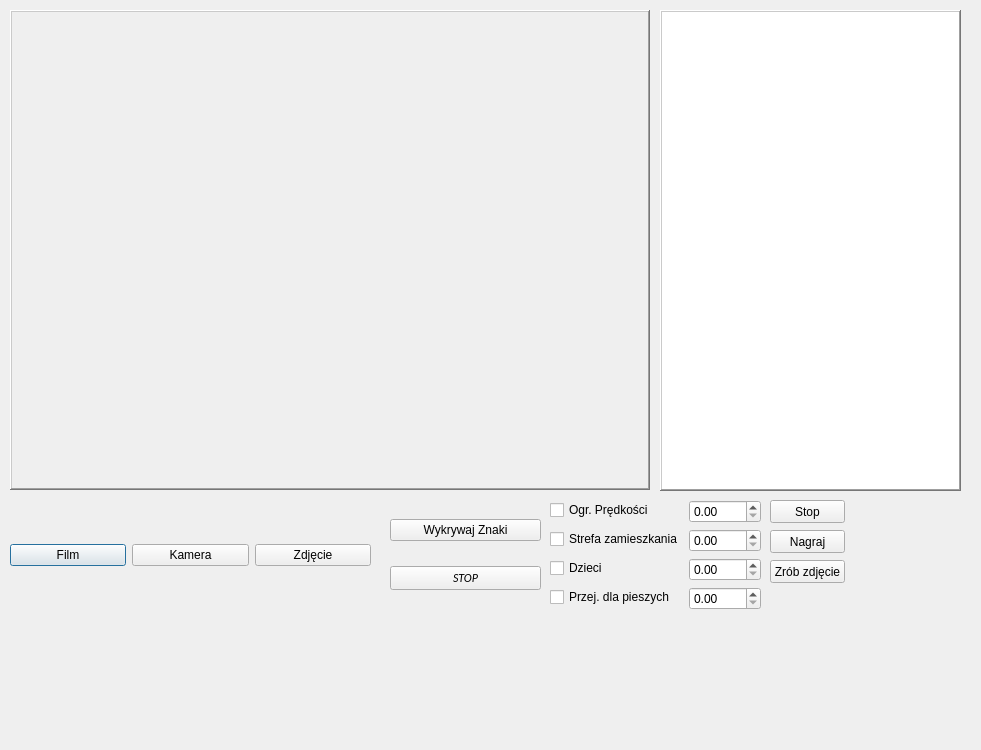
This is tsr_opencv_4/dialog.ui in yoggasek/tsr_opencv4 as Qt 5 draws it before an edit. The edited form follows.
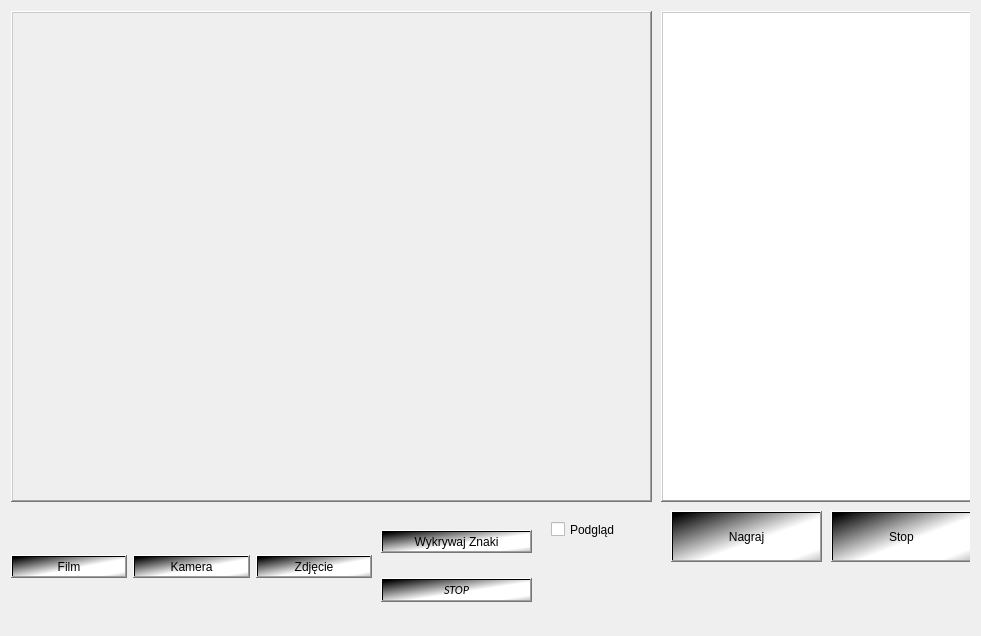
This is the edited form. Icons and pictures are not drawn.

The edit to the form file:
```diff
--- a/tsr_opencv_4/dialog.ui
+++ b/tsr_opencv_4/dialog.ui
@@ -10,9 +10,15 @@
     <x>0</x>
     <y>0</y>
     <width>981</width>
-    <height>750</height>
+    <height>636</height>
    </rect>
   </property>
+  <property name="sizePolicy">
+   <sizepolicy hsizetype="Expanding" vsizetype="Expanding">
+    <horstretch>0</horstretch>
+    <verstretch>0</verstretch>
+   </sizepolicy>
+  </property>
   <property name="minimumSize">
    <size>
     <width>981</width>
@@ -35,18 +41,33 @@
   <property name="modal">
    <bool>false</bool>
   </property>
+  <layout class="QGridLayout" name="gridLayout">
+   <item row="0" column="0">
+    <widget class="QWidget" name="widget" native="true">
+     <property name="sizePolicy">
+      <sizepolicy hsizetype="Expanding" vsizetype="Expanding">
+       <horstretch>0</horstretch>
+       <verstretch>0</verstretch>
+      </sizepolicy>
+     </property>
   <widget class="QLabel" name="display_screen">
    <property name="enabled">
     <bool>true</bool>
    </property>
    <property name="geometry">
     <rect>
-     <x>10</x>
-     <y>10</y>
-     <width>640</width>
-     <height>480</height>
-    </rect>
-   </property>
+        <x>0</x>
+        <y>0</y>
+        <width>641</width>
+        <height>491</height>
+       </rect>
+      </property>
+      <property name="sizePolicy">
+       <sizepolicy hsizetype="Expanding" vsizetype="Expanding">
+        <horstretch>0</horstretch>
+        <verstretch>0</verstretch>
+       </sizepolicy>
+      </property>
    <property name="autoFillBackground">
     <bool>true</bool>
    </property>
@@ -72,7 +93,7 @@
   <widget class="QWidget" name="horizontalLayoutWidget">
    <property name="geometry">
     <rect>
-     <x>10</x>
+        <x>0</x>
      <y>500</y>
      <width>361</width>
      <height>111</height>
@@ -81,6 +102,9 @@
    <layout class="QHBoxLayout" name="horizontalLayout">
     <item>
      <widget class="QPushButton" name="film_Button">
+         <property name="styleSheet">
+          <string notr="true">background-color: qlineargradient(spread:reflect, x1:0, y1:0, x2:0.767136, y2:0.688, stop:0.0397727 rgba(0, 0, 0, 255), stop:0.789773 rgba(255, 255, 255, 255));</string>
+         </property>
       <property name="text">
        <string>Film</string>
       </property>
@@ -98,6 +122,9 @@
     </item>
     <item>
      <widget class="QPushButton" name="kamera_Button">
+         <property name="styleSheet">
+          <string notr="true">background-color: qlineargradient(spread:reflect, x1:0, y1:0, x2:0.767136, y2:0.688, stop:0.0397727 rgba(0, 0, 0, 255), stop:0.789773 rgba(255, 255, 255, 255));</string>
+         </property>
       <property name="text">
        <string>Kamera</string>
       </property>
@@ -115,6 +142,9 @@
     </item>
     <item>
      <widget class="QPushButton" name="zdjecie_Button">
+         <property name="styleSheet">
+          <string notr="true">background-color: qlineargradient(spread:reflect, x1:0, y1:0, x2:0.767136, y2:0.688, stop:0.0397727 rgba(0, 0, 0, 255), stop:0.789773 rgba(255, 255, 255, 255));</string>
+         </property>
       <property name="text">
        <string>Zdjęcie</string>
       </property>
@@ -135,7 +165,7 @@
   <widget class="QWidget" name="verticalLayoutWidget">
    <property name="geometry">
     <rect>
-     <x>390</x>
+        <x>370</x>
      <y>500</y>
      <width>151</width>
      <height>111</height>
@@ -144,6 +174,9 @@
    <layout class="QVBoxLayout" name="verticalLayout">
     <item>
      <widget class="QPushButton" name="wykrywanie_Button">
+         <property name="styleSheet">
+          <string notr="true">background-color: qlineargradient(spread:reflect, x1:0, y1:0, x2:0.767136, y2:0.688, stop:0.0397727 rgba(0, 0, 0, 255), stop:0.789773 rgba(255, 255, 255, 255));</string>
+         </property>
       <property name="text">
        <string>Wykrywaj Znaki</string>
       </property>
@@ -173,6 +206,9 @@
       <property name="autoFillBackground">
        <bool>false</bool>
       </property>
+         <property name="styleSheet">
+          <string notr="true">background-color: qlineargradient(spread:reflect, x1:0, y1:0, x2:0.767136, y2:0.688, stop:0.0397727 rgba(0, 0, 0, 255), stop:0.789773 rgba(255, 255, 255, 255));</string>
+         </property>
       <property name="text">
        <string>STOP</string>
       </property>
@@ -208,10 +244,10 @@
    </property>
    <property name="geometry">
     <rect>
-     <x>660</x>
-     <y>10</y>
-     <width>301</width>
-     <height>481</height>
+        <x>650</x>
+        <y>0</y>
+        <width>311</width>
+        <height>491</height>
     </rect>
    </property>
    <property name="frameShape">
@@ -236,11 +272,30 @@
     <bool>false</bool>
    </attribute>
   </widget>
+     <widget class="QPushButton" name="videooff">
+      <property name="geometry">
+       <rect>
+        <x>820</x>
+        <y>500</y>
+        <width>141</width>
+        <height>51</height>
+       </rect>
+      </property>
+      <property name="styleSheet">
+       <string notr="true">background-color: qlineargradient(spread:reflect, x1:0, y1:0, x2:0.767136, y2:0.688, stop:0.0397727 rgba(0, 0, 0, 255), stop:0.789773 rgba(255, 255, 255, 255));</string>
+      </property>
+      <property name="text">
+       <string>Stop</string>
+      </property>
+     </widget>
   <widget class="QLabel" name="frame_counter">
+      <property name="enabled">
+       <bool>false</bool>
+      </property>
    <property name="geometry">
     <rect>
-     <x>540</x>
-     <y>500</y>
+        <x>530</x>
+        <y>560</y>
      <width>121</width>
      <height>41</height>
     </rect>
@@ -249,97 +304,44 @@
     <string/>
    </property>
   </widget>
-  <widget class="QWidget" name="formLayoutWidget">
-   <property name="geometry">
-    <rect>
-     <x>550</x>
-     <y>500</y>
-     <width>211</width>
-     <height>121</height>
-    </rect>
-   </property>
-   <layout class="QFormLayout" name="formLayout">
-    <item row="1" column="1">
-     <widget class="QDoubleSpinBox" name="spin1"/>
-    </item>
-    <item row="2" column="0">
-     <widget class="QCheckBox" name="checkBox2">
-      <property name="text">
-       <string>Strefa zamieszkania</string>
-      </property>
-     </widget>
-    </item>
-    <item row="2" column="1">
-     <widget class="QDoubleSpinBox" name="spin2"/>
-    </item>
-    <item row="3" column="0">
-     <widget class="QCheckBox" name="checkBox3">
-      <property name="text">
-       <string>Dzieci</string>
-      </property>
-     </widget>
-    </item>
-    <item row="3" column="1">
-     <widget class="QDoubleSpinBox" name="spin3"/>
-    </item>
-    <item row="4" column="0">
-     <widget class="QCheckBox" name="checkBox4">
-      <property name="text">
-       <string>Przej. dla pieszych</string>
-      </property>
-     </widget>
-    </item>
-    <item row="4" column="1">
-     <widget class="QDoubleSpinBox" name="spin4"/>
-    </item>
-    <item row="1" column="0">
-     <widget class="QCheckBox" name="checkBox1">
-      <property name="text">
-       <string>Ogr. Prędkości</string>
-      </property>
-     </widget>
-    </item>
-   </layout>
-  </widget>
   <widget class="QPushButton" name="nagraj">
    <property name="geometry">
     <rect>
-     <x>770</x>
-     <y>530</y>
-     <width>75</width>
-     <height>23</height>
-    </rect>
-   </property>
+        <x>660</x>
+        <y>500</y>
+        <width>151</width>
+        <height>51</height>
+       </rect>
+      </property>
+      <property name="styleSheet">
+       <string notr="true">background-color: qlineargradient(spread:reflect, x1:0, y1:0, x2:0.767136, y2:0.688, stop:0.0397727 rgba(0, 0, 0, 255), stop:0.789773 rgba(255, 255, 255, 255));</string>
+      </property>
    <property name="text">
     <string>Nagraj</string>
    </property>
   </widget>
-  <widget class="QPushButton" name="zdjecie">
+     <widget class="QCheckBox" name="podglad">
    <property name="geometry">
     <rect>
-     <x>770</x>
-     <y>560</y>
-     <width>75</width>
-     <height>23</height>
-    </rect>
-   </property>
-   <property name="text">
-    <string>Zrób zdjęcie</string>
-   </property>
-  </widget>
-  <widget class="QPushButton" name="videooff">
-   <property name="geometry">
-    <rect>
-     <x>770</x>
-     <y>500</y>
-     <width>75</width>
-     <height>23</height>
-    </rect>
-   </property>
+        <x>540</x>
+        <y>510</y>
+        <width>83</width>
+        <height>17</height>
+       </rect>
+      </property>
+      <property name="baseSize">
+       <size>
+        <width>5</width>
+        <height>5</height>
+       </size>
+      </property>
    <property name="text">
-    <string>Stop</string>
-   </property>
-  </widget>
+       <string>Podgląd</string>
+      </property>
+     </widget>
+    </widget>
+   </item>
+  </layout>
  </widget>
  <resources/>
  <connections/>
```
Lines whose indentation alone changed are shown as unchanged.
